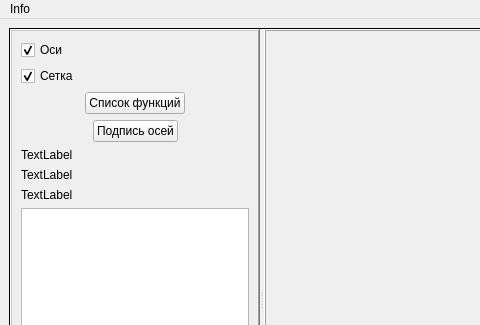
The window that mainwindow/mainwindow.ui (GirvitAlexander/Graph) describes before a commit, drawn with Qt 5; both pictures show x 0 to 480 and y 0 to 325 of the 800 by 600 pixel window.
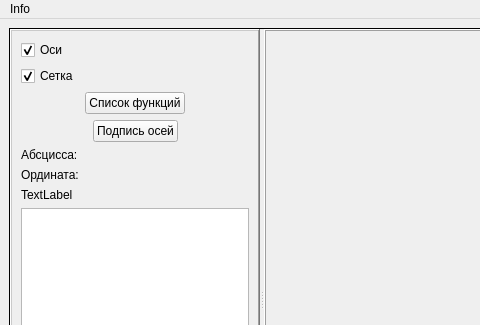
The same window after the commit. Custom widgets are drawn as their Qt base class.

```diff
--- a/mainwindow/mainwindow.ui
+++ b/mainwindow/mainwindow.ui
@@ -167,14 +167,14 @@
         <item>
          <widget class="QLabel" name="abs">
           <property name="text">
-           <string>TextLabel</string>
+           <string>Абсцисса: </string>
           </property>
          </widget>
         </item>
         <item>
          <widget class="QLabel" name="ord">
           <property name="text">
-           <string>TextLabel</string>
+           <string>Ордината: </string>
           </property>
          </widget>
         </item>
```
